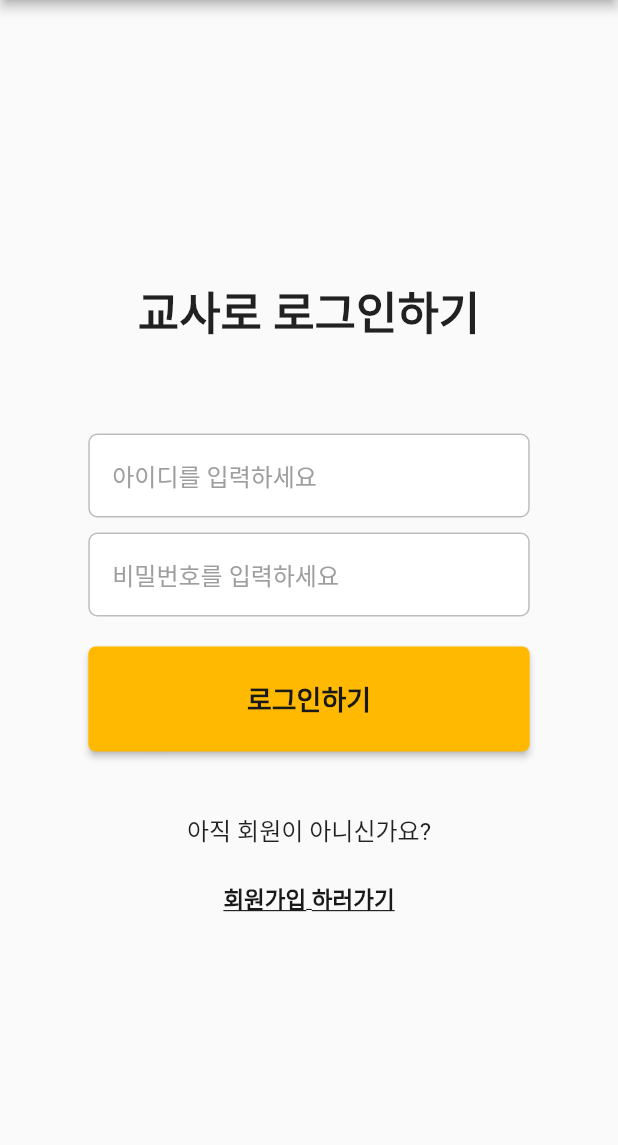
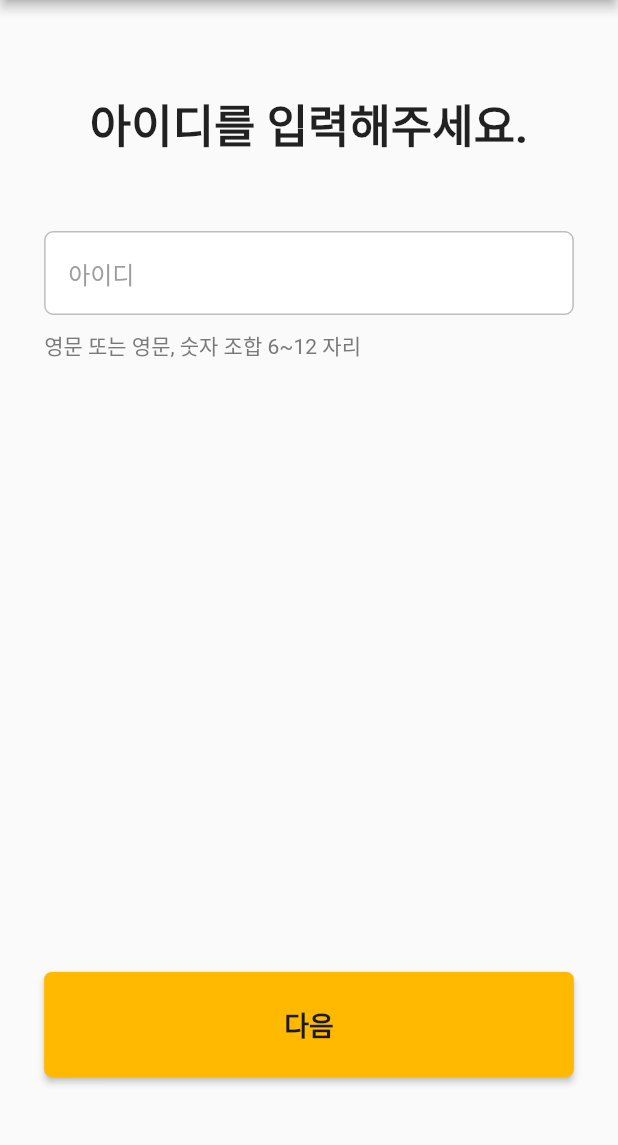
Before and after one commit to OH-Neuri/SSAFY202-DODAMDODAM, a Flutter app: the screen it shows after launch, after a tap on "회원가입 하러가기", on a phone screen of 412 x 824 dp, the part 84-1229 px from its top. Run offline on Flutter 3.47's test engine with Material 2 defaults, Android fonts, the light colour scheme and no system bars; our stand-ins replace get; Roboto replaces fonts that are missing (Pretendard).

Commit message:
Feat: 회원가입 페이지 구현 중

```diff
--- /dev/null
+++ b/app/lib/components/common/logout_app_bar.dart
@@ -0,0 +1,18 @@
+import 'package:flutter/material.dart';
+
+class LogoutAppBar extends StatelessWidget implements PreferredSizeWidget {
+
+  @override
+  Size get preferredSize => const Size.fromHeight(56);
+
+  @override
+  Widget build(BuildContext context) {
+    return AppBar(
+      automaticallyImplyLeading: false,
+      backgroundColor: Colors.white,
+      elevation: 3,
+      title: Image.asset('assets/images/logo.png', height: 40,),
+    );
+  }
+
+}
--- /dev/null
+++ b/app/lib/components/user/user_textform_field.dart
@@ -0,0 +1,35 @@
+import 'package:app/constants.dart';
+import 'package:flutter/material.dart';
+
+class UserTextFormField extends StatelessWidget {
+  final String hint;
+  final FormFieldSetter onChanged;
+  final bool obscureText;
+
+  UserTextFormField({required this.hint, required this.onChanged, required this.obscureText});
+
+  @override
+  Widget build(BuildContext context) {
+    return TextFormField(
+      keyboardType: TextInputType.text,
+      textInputAction: TextInputAction.next,
+      // onChanged: (){},
+      obscureText: obscureText,
+      decoration: InputDecoration(
+        contentPadding: EdgeInsets.all(16),
+        hintText: hint,
+        hintStyle: TextStyle(
+          color: Colors.grey,
+        ),
+        enabledBorder: OutlineInputBorder(
+            borderRadius: BorderRadius.all(Radius.circular(6)),
+            borderSide: BorderSide(color: Colors.black26)),
+        filled: true,
+        fillColor: Colors.white,
+        focusedBorder: OutlineInputBorder(
+            borderRadius: BorderRadius.all(Radius.circular(6)),
+            borderSide: BorderSide(color: darkYellow)),
+      ),
+    );
+  }
+}
--- a/app/lib/main.dart
+++ b/app/lib/main.dart
@@ -1,4 +1,5 @@
 import 'package:app/screens/user/login_teacher.dart';
+import 'package:app/screens/user/signup.dart';
 // import 'package:app/screens/user/login_select.dart';
 import 'package:flutter/material.dart';
 import 'package:get/get.dart';
@@ -15,6 +16,10 @@ class MyApp extends StatelessWidget {
     return GetMaterialApp(
       home: LoginTeacher(),
       theme: ThemeData(fontFamily: 'Pretendard'),
+      initialRoute: '/',
+      getPages: [
+        GetPage(name: '/signup', page: ()=>Signup(), transition: Transition.rightToLeft)
+      ],
     );
   }
 }
--- /dev/null
+++ b/app/lib/models/user/signup_user.dart
@@ -0,0 +1,9 @@
+class SignupUser {
+  String id;
+  String pw;
+  String phone_number;
+  String name;
+  bool is_teacher;
+
+  SignupUser({required this.id, required this.pw, required this.phone_number, required this.name, required this.is_teacher});
+}
--- a/app/lib/screens/user/login_teacher.dart
+++ b/app/lib/screens/user/login_teacher.dart
@@ -1,6 +1,10 @@
 import 'package:app/components/common/custom_button.dart';
+import 'package:app/components/common/logout_app_bar.dart';
+import 'package:app/components/user/user_textform_field.dart';
 import 'package:app/constants.dart';
+// import 'package:app/screens/user/signup.dart';
 import 'package:flutter/material.dart';
+import 'package:get/get.dart';
 
 class LoginTeacher extends StatelessWidget {
   const LoginTeacher({Key? key}) : super(key: key);
@@ -8,11 +12,7 @@ class LoginTeacher extends StatelessWidget {
   @override
   Widget build(BuildContext context) {
     return Scaffold(
-      appBar: AppBar(
-        backgroundColor: Colors.white,
-        elevation: 3,
-        title: Image.asset('assets/images/logo.png', height: 40,),
-      ),
+      appBar: LogoutAppBar(),
       body: Row(
         children: [
           Expanded(child: SizedBox()),
@@ -29,17 +29,17 @@ class LoginTeacher extends StatelessWidget {
                   ),),
                 ),
                 Padding(padding: EdgeInsets.fromLTRB(0, 0, 0, 10),
-                  child: renderLoginTextFormField(hint: '아이디를 입력하세요', obscureText: false),
+                  child: UserTextFormField(hint: '아이디를 입력하세요', obscureText: false, onChanged: (val)=>{},),
                 ),
                 Padding(padding: EdgeInsets.fromLTRB(0, 0, 0, 20),
-                  child: renderLoginTextFormField(hint: '비밀번호를 입력하세요', obscureText: true),
+                  child: UserTextFormField(hint: '비밀번호를 입력하세요', obscureText: true, onChanged: (val)=>{},),
                 ),
                 CustomButton(text: '로그인하기', height: 70, onPressed: (){},),
                 Padding(padding: EdgeInsets.fromLTRB(0, 40, 0, 10),
                   child: Text('아직 회원이 아니신가요?', style: TextStyle(fontSize: 16),),
                 ),
                 TextButton(
-                  onPressed: (){},
+                  onPressed: (){Get.toNamed('/signup');},
                   style: ButtonStyle(
                     overlayColor: MaterialStateProperty.all(Colors.white)
                   ),
@@ -59,33 +59,3 @@ class LoginTeacher extends StatelessWidget {
     );
   }
 }
-
-renderLoginTextFormField({
-  required String hint,
-  // required FormFieldSetter onChanged,
-  required bool obscureText,
-}) {
-  // assert(onChanged != null);
-
-  return TextFormField(
-    keyboardType: TextInputType.text,
-    textInputAction: TextInputAction.next,
-    // onChanged: (){},
-    obscureText: obscureText,
-    decoration: InputDecoration(
-      contentPadding: EdgeInsets.all(16),
-      hintText: hint,
-      hintStyle: TextStyle(
-        color: Colors.grey,
-      ),
-      enabledBorder: OutlineInputBorder(
-          borderRadius: BorderRadius.all(Radius.circular(6)),
-          borderSide: BorderSide(color: Colors.black26)),
-      filled: true,
-      fillColor: Colors.white,
-      focusedBorder: OutlineInputBorder(
-          borderRadius: BorderRadius.all(Radius.circular(6)),
-          borderSide: BorderSide(color: darkYellow)),
-    ),
-  );
-}
--- /dev/null
+++ b/app/lib/screens/user/signup.dart
@@ -0,0 +1,55 @@
+import 'package:app/components/common/custom_button.dart';
+import 'package:app/components/common/logout_app_bar.dart';
+import 'package:app/components/user/user_textform_field.dart';
+import 'package:app/constants.dart';
+import 'package:flutter/material.dart';
+import 'package:get/get.dart';
+
+class Signup extends StatelessWidget {
+  const Signup({Key? key}) : super(key: key);
+
+  @override
+  Widget build(BuildContext context) {
+    return Scaffold(
+      appBar: LogoutAppBar(),
+      body: Row(
+        children: [
+          Expanded(child: SizedBox()),
+          Flexible(flex: 12, child: Column(
+            children: [
+              Expanded(
+                child: Column(
+                  children: [
+                    Container(
+                      margin : EdgeInsets.fromLTRB(0, 60, 0, 50),
+                      child: Text('아이디를 입력해주세요.', style: TextStyle(
+                          fontSize: 30,
+                          fontWeight: FontWeight.w700
+                      ),),
+                    ),
+                    Padding(padding: EdgeInsets.fromLTRB(0, 0, 0, 10),
+                      child: UserTextFormField(hint: '아이디', obscureText: false, onChanged: (val)=>{},),
+                    ),
+                    SizedBox(
+                      width: double.infinity,
+                      child: Text('영문 또는 영문, 숫자 조합 6~12 자리',
+                        style: TextStyle(
+                          color: Color(0xff797979)
+                        ),
+                      )
+                    )
+                  ],
+                ),
+              ),
+              Padding(
+                padding: const EdgeInsets.fromLTRB(0, 0, 0, 50),
+                child: CustomButton(text: '다음', height: 70, onPressed: (){},),
+              ),
+            ],
+          )),
+          Expanded(child: SizedBox()),
+        ],
+      ),
+    );
+  }
+}
```
Also changed, not shown: app/pubspec.lock, 4 other files.
